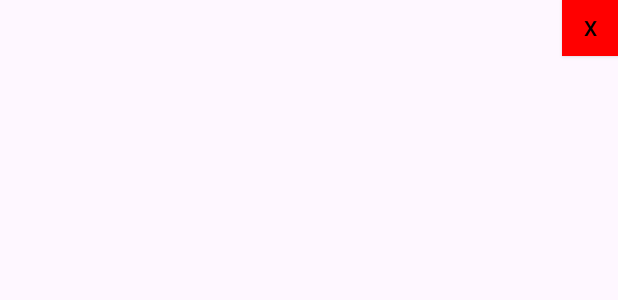
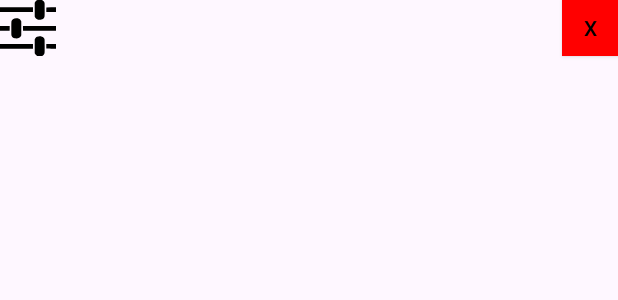
Before and after one commit to lhson0606/RenderingWithYou, an Android app: the layout demo_activity.xml on its own in the app's theme, with its tools: preview values and no code run, on a phone screen of 412 x 824 dp. Shown: the top 300 px of the screen. Run offline under Robolectric (Android 15) with nearby library versions, the phone set to English and light mode, and no system bars.

Commit message:
added some configurations

```diff
--- /dev/null
+++ b/app/src/main/res/drawable/ic_config_button.xml
@@ -0,0 +1,36 @@
+<vector xmlns:android="http://schemas.android.com/apk/res/android"
+	android:width="225px"
+	android:height="225px"
+	android:viewportWidth="225"
+	android:viewportHeight="225">
+	<group>
+		<path
+		android:fillColor="#000000"
+		android:pathData="M148.25 223.95 c-2.95 -1.55 -6.20 -4.85 -7.55 -7.70 l-1.20 -2.50 0 -27.75 0 -27.75 1.20 -2.50 c1.35 -2.85 5.45 -6.95 8.20 -8.10 9.45 -4 20.70 -2.30 26.35 4 1.20 1.30 2.65 3.65 3.20 5.15 1 2.65 1.05 3.75 1.05 29.20 0 25.25 -0.05 26.60 -1 29.15 -1.30 3.40 -3.95 6.50 -7.20 8.35 l-2.55 1.50 -9.25 0 c-8.45 0 -9.45 -0.10 -11.25 -1.05z" />
+		<path
+		android:fillColor="#000000"
+		android:pathData="M0 186 l0 -9.50 66.25 0 66.25 0 0 9.50 0 9.50 -66.25 0 -66.25 0 0 -9.50z" />
+		<path
+		android:fillColor="#000000"
+		android:pathData="M186.35 195.15 c-0.20 -0.15 -0.35 -4.45 -0.35 -9.50 l0 -9.15 19.50 0 19.50 0 0 9.50 0 9.50 -19.15 0 c-10.55 0 -19.35 -0.15 -19.50 -0.35z" />
+		<path
+		android:fillColor="#000000"
+		android:pathData="M59.25 153.80 c-6 -1.45 -10.80 -5.45 -12.65 -10.45 -1.10 -2.80 -1.10 -3.50 -1.10 -29.25 0 -16.40 0.20 -27.05 0.50 -28.20 0.75 -2.60 3.40 -6.35 5.85 -8.20 6 -4.55 16.50 -5.45 24.15 -2.15 3 1.30 6.85 5.10 8.30 8.20 l1.20 2.50 0 27.75 0 27.75 -1.20 2.50 c-1.20 2.55 -4.20 5.70 -7.30 7.60 -4 2.45 -12.15 3.35 -17.75 1.95z" />
+		<path
+		android:fillColor="#000000"
+		android:pathData="M0 114 l0 -9.50 19.50 0 19.50 0 -0.10 9.40 -0.15 9.35 -19.35 0.15 -19.40 0.10 0 -9.50z" />
+		<path
+		android:fillColor="#000000"
+		android:pathData="M92.40 114.40 c-0.15 -5.05 -0.15 -9.30 -0.05 -9.50 0.10 -0.25 30 -0.40 66.45 -0.40 l66.20 0 0 9.50 0 9.50 -66.20 0 -66.20 0 -0.20 -9.10z" />
+		<path
+		android:fillColor="#000000"
+		android:pathData="M153.30 78.95 c-5.20 -1.25 -10.50 -5.30 -12.60 -9.70 l-1.20 -2.50 0 -27.75 0 -27.75 1.20 -2.50 c1.40 -2.95 5.30 -6.90 7.90 -8 2.85 -1.15 19.25 -1.10 21.80 0.10 3.05 1.45 6.80 5.55 8 8.80 1.10 2.80 1.10 3.50 1.10 29.35 0 25.40 -0.05 26.55 -1 29.20 -1.95 5.15 -6.45 8.90 -12.75 10.55 -3.20 0.80 -9.35 0.90 -12.45 0.20z" />
+		<path
+		android:fillColor="#000000"
+		android:pathData="M0 39 l0 -9.50 66.25 0 66.25 0 0 9.50 0 9.50 -66.25 0 -66.25 0 0 -9.50z" />
+		<path
+		android:fillColor="#000000"
+		android:pathData="M186.20 47.85 c-0.10 -0.35 -0.15 -4.55 -0.10 -9.35 l0.15 -8.75 19.40 -0.15 19.35 -0.10 0 9.50 0 9.50 -19.25 0 c-15.25 0 -19.35 -0.15 -19.55 -0.65z" />
+	</group>
+
+</vector>
--- a/app/src/main/res/layout/demo_activity.xml
+++ b/app/src/main/res/layout/demo_activity.xml
@@ -2,6 +2,14 @@
 <RelativeLayout xmlns:android="http://schemas.android.com/apk/res/android"
     android:layout_width="match_parent"
     android:layout_height="match_parent">
+
+    <androidx.appcompat.widget.AppCompatButton
+        android:id="@+id/btnConfig"
+        android:layout_width="37sp"
+        android:layout_height="37sp"
+        android:layout_alignParentLeft="true"
+        android:layout_alignParentTop="true"
+        android:background="@drawable/ic_config_button" />
 
     <FrameLayout
         android:id="@+id/flStage"
@@ -20,4 +28,37 @@
         android:minHeight="37sp"
         android:minWidth="37dp"/>
 
+    <LinearLayout
+        android:layout_width="match_parent"
+        android:layout_height="match_parent"
+        android:orientation="vertical"
+        android:weightSum="2"
+        android:gravity="center">
+
+        <LinearLayout
+            android:layout_width="match_parent"
+            android:layout_height="0dp"
+            android:layout_weight="1"
+            android:weightSum="4"
+            android:gravity="center">
+
+            <LinearLayout
+                android:layout_width="0dp"
+                android:layout_height="match_parent"
+                android:layout_weight="3"
+                android:orientation="vertical"
+                android:gravity="center">
+
+                <FrameLayout
+                    android:id="@+id/flConfigMenu"
+                    android:layout_width="match_parent"
+                    android:layout_height="wrap_content">
+                </FrameLayout>
+
+            </LinearLayout>
+
+        </LinearLayout>
+
+    </LinearLayout>
+
 </RelativeLayout>
```
Also changed, not shown: app/src/main/java/com/dy/startinganimation/activities/DemoGLActivity.java (+100 -21 lines), app/src/main/java/com/dy/startinganimation/activities/DyGLSurfaceView.java (+11 -5 lines), app/src/main/java/com/dy/startinganimation/animation/AnimRenderer.java (+18 -1 lines), app/src/main/java/com/dy/startinganimation/animation/Animator.java (+6 -1 lines), app/src/main/java/com/dy/startinganimation/camera/Camera.java (+6 -2 lines), app/src/main/java/com/dy/startinganimation/common/ConfigListAdapter.java (added, +27 -0 lines), app/src/main/java/com/dy/startinganimation/common/ConfigPanel.java (added, +143 -0 lines), app/src/main/java/com/dy/startinganimation/common/GLFragmentView.java (+10 -4 lines), app/src/main/res/layout/config_panel.xml (added, +198 -0 lines).
